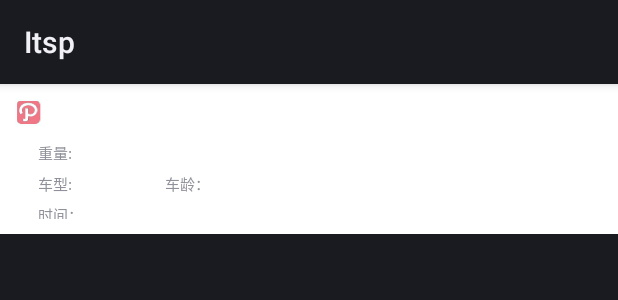
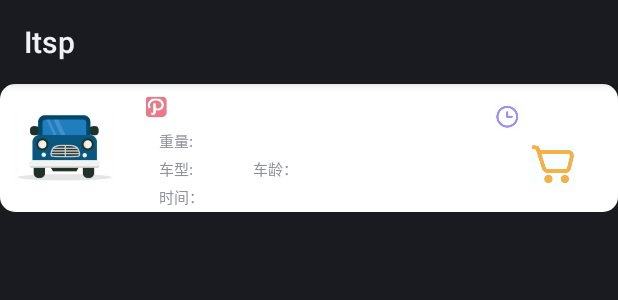
Before and after one commit to woqiangli/Itsp, an Android app: the layout order_item.xml on its own in the app's theme, with its tools: preview values and no code run, on a phone screen of 412 x 824 dp. Shown: the top 300 px of the screen. Run offline under Robolectric (Android 15) with nearby library versions, the phone set to English and light mode, and no system bars.

Commit message:
modify UI Layout and add vehicle type.

```diff
--- a/app/src/main/java/sf/com/itsp/MainActivity.java
+++ b/app/src/main/java/sf/com/itsp/MainActivity.java
@@ -8,10 +8,8 @@ import com.google.gson.reflect.TypeToken;
 
 import java.util.List;
 
-import sf.com.itsp.connectivity.ApiProxy;
+import sf.com.itsp.domain.Order;
 import sf.com.itsp.order.CarrierOrderAdapter;
-import sf.com.itsp.connectivity.HttpClient;
-import sf.com.itsp.domain.Order;
 import sf.com.itsp.utils.ConnectionProxy;
 import sf.com.itsp.utils.JsonConverter;
 
@@ -35,6 +33,9 @@ public class MainActivity extends Activity {
     private void initListView() {
         ListView listView = (ListView) findViewById(R.id.order_list);
         CarrierOrderAdapter adapter = new CarrierOrderAdapter(getApplicationContext());
+        Order order = new Order();
+        order.setVehicleType("货柜车");
+        orderList.add(order);
         adapter.setOrderList(orderList);
         listView.setAdapter(adapter);
     }
--- a/app/src/main/java/sf/com/itsp/domain/Order.java
+++ b/app/src/main/java/sf/com/itsp/domain/Order.java
@@ -4,8 +4,7 @@ public class Order {
 
     private String original;
     private String target;
-//    private String startTime;
-//    private String endTime;
+    private String vehicleType;
 
     public String getOriginal() {
         return original;
@@ -32,4 +31,8 @@ public class Order {
     }
 
     private double weight;
+
+    public void setVehicleType(String vehicleType) { this.vehicleType = vehicleType; }
+
+    public String getVehicleType() { return vehicleType; }
 }
--- a/app/src/main/java/sf/com/itsp/order/OrderItemView.java
+++ b/app/src/main/java/sf/com/itsp/order/OrderItemView.java
@@ -3,7 +3,6 @@ package sf.com.itsp.order;
 import android.content.Context;
 import android.util.AttributeSet;
 import android.view.LayoutInflater;
-import android.view.View;
 import android.widget.LinearLayout;
 import android.widget.TextView;
 
@@ -13,6 +12,7 @@ import sf.com.itsp.domain.Order;
 public class OrderItemView extends LinearLayout {
     private TextView weightValueTextView;
     private TextView lineTextView;
+    private TextView vehicleTypeTextView;
 
     public OrderItemView(Context context) {
         super(context);
@@ -35,10 +35,12 @@ public class OrderItemView extends LinearLayout {
 
         weightValueTextView = (TextView) findViewById(R.id.weight_value);
         lineTextView = (TextView) findViewById(R.id.line_view);
+        vehicleTypeTextView = (TextView) findViewById(R.id.vehicle_type_value);
     }
 
     public void setModel(Order order) {
         weightValueTextView.setText(String.valueOf(order.getWeight()));
         lineTextView.setText(String.format("%s -- %s", order.getOriginal(), order.getTarget()));
+        vehicleTypeTextView.setText(String.valueOf(order.getVehicleType()));
     }
 }
--- /dev/null
+++ b/app/src/main/res/drawable/round_corner_in.xml
@@ -0,0 +1,7 @@
+<?xml version="1.0" encoding="utf-8"?>
+<shape xmlns:android="http://schemas.android.com/apk/res/android" >
+
+    <solid android:color="#fff" />
+    <corners android:radius="10dp" />
+
+</shape>
--- /dev/null
+++ b/app/src/main/res/drawable/round_corner_out.xml
@@ -0,0 +1,7 @@
+<?xml version="1.0" encoding="utf-8"?>
+<shape xmlns:android="http://schemas.android.com/apk/res/android" >
+
+    <solid android:color="#f5f5f5" />
+    <corners android:radius="10dp" />
+
+</shape>
--- a/app/src/main/res/layout/activity_main.xml
+++ b/app/src/main/res/layout/activity_main.xml
@@ -1,11 +1,21 @@
 <?xml version="1.0" encoding="utf-8"?>
-<RelativeLayout xmlns:android="http://schemas.android.com/apk/res/android"
+<LinearLayout xmlns:android="http://schemas.android.com/apk/res/android"
     android:layout_width="match_parent"
-    android:layout_height="match_parent">
+    android:layout_height="match_parent"
+    android:paddingTop="90dp" >
 
-    <ListView
-        android:id="@+id/order_list"
+    <FrameLayout
         android:layout_width="match_parent"
-        android:layout_height="match_parent" />
+        android:layout_height="wrap_content"
+        android:background="@drawable/round_corner_out" >
 
-</RelativeLayout>
+        <ListView
+            android:id="@+id/order_list"
+            android:layout_width="match_parent"
+            android:layout_height="match_parent"
+            android:padding="8dp">
+        </ListView>
+
+    </FrameLayout>
+
+</LinearLayout>
--- a/app/src/main/res/layout/order_item.xml
+++ b/app/src/main/res/layout/order_item.xml
@@ -1,34 +1,60 @@
 <?xml version="1.0" encoding="utf-8"?>
-<RelativeLayout xmlns:android="http://schemas.android.com/apk/res/android"
+<LinearLayout xmlns:android="http://schemas.android.com/apk/res/android"
     android:layout_width="match_parent"
-    android:layout_height="100dp"
-    android:background="#fff"
-    android:orientation="horizontal"
-    android:padding="10dp">
+    android:layout_height="wrap_content"
+    android:background="@drawable/round_corner_in" >
+
+    <LinearLayout
+        android:layout_width="0dp"
+        android:layout_height="wrap_content"
+        android:layout_weight="1"
+        android:orientation="vertical"
+        android:layout_gravity="center_vertical"
+        android:layout_margin="10dp">
+        <ImageView
+            android:id="@+id/vehicle_icon"
+            android:layout_width="65dp"
+            android:layout_height="65dp"
+            android:src="@drawable/car" />
+    </LinearLayout>
+
+    <LinearLayout
+        android:layout_width="0dp"
+        android:layout_height="wrap_content"
+        android:layout_weight="3"
+        android:orientation="vertical"
+        android:layout_gravity="center_vertical">
+
+        <LinearLayout
+            android:layout_width="wrap_content"
+            android:layout_height="wrap_content"
+            android:layout_gravity="left"
+            android:layout_marginTop="5dp" >
 
             <ImageView
                 android:id="@+id/path_icon"
-        android:layout_width="18dp"
-        android:layout_height="18dp"
-        android:layout_alignParentLeft="true"
-        android:layout_alignParentTop="true"
+                android:layout_width="16dp"
+                android:layout_height="16dp"
                 android:src="@drawable/path" />
 
             <TextView
                 android:id="@+id/line_view"
                 android:layout_width="wrap_content"
                 android:layout_height="wrap_content"
-        android:layout_alignBottom="@id/path_icon"
-        android:layout_toRightOf="@id/path_icon"
-        android:paddingLeft="8dp" />
+                android:layout_marginLeft="10dp"
+                android:textSize="14sp"/>
+        </LinearLayout>
 
+        <LinearLayout
+            android:layout_width="wrap_content"
+            android:layout_height="wrap_content"
+            android:layout_gravity="left"
+            android:layout_marginTop="3dp">
             <TextView
                 android:id="@+id/weight_name"
                 android:layout_width="wrap_content"
                 android:layout_height="wrap_content"
-        android:layout_below="@id/path_icon"
-        android:paddingLeft="15dp"
-        android:paddingTop="10dp"
+                android:layout_marginLeft="10dp"
                 android:text="@string/weight"
                 android:textSize="10sp" />
 
@@ -36,18 +62,21 @@
                 android:id="@+id/weight_value"
                 android:layout_width="wrap_content"
                 android:layout_height="wrap_content"
-        android:layout_alignBottom="@id/weight_name"
-        android:layout_toRightOf="@id/weight_name"
-        android:paddingLeft="5px"
+                android:layout_marginLeft="10dp"
                 android:textSize="10sp" />
 
+        </LinearLayout>
+
+        <LinearLayout
+            android:layout_width="wrap_content"
+            android:layout_height="wrap_content"
+            android:layout_gravity="left"
+            android:layout_marginTop="3dp" >
             <TextView
                 android:id="@+id/vehicle_type_name"
                 android:layout_width="wrap_content"
                 android:layout_height="wrap_content"
-        android:layout_below="@id/weight_name"
-        android:paddingLeft="15dp"
-        android:paddingTop="5dp"
+                android:layout_marginLeft="10dp"
                 android:text="@string/vehicle_type"
                 android:textSize="10sp" />
 
@@ -55,18 +84,15 @@
                 android:id="@+id/vehicle_type_value"
                 android:layout_width="wrap_content"
                 android:layout_height="wrap_content"
-        android:layout_alignBottom="@id/vehicle_type_name"
-        android:layout_toRightOf="@id/vehicle_type_name"
+                android:layout_marginLeft="10dp"
                 android:maxWidth="80dp"
-        android:paddingLeft="5px"
                 android:textSize="10sp" />
 
             <TextView
                 android:id="@+id/vehicle_age_name"
                 android:layout_width="wrap_content"
                 android:layout_height="wrap_content"
-        android:layout_alignBottom="@id/vehicle_type_name"
-        android:paddingLeft="100dp"
+                android:layout_marginLeft="30dp"
                 android:text="@string/vehicle_age"
                 android:textSize="10sp" />
 
@@ -74,18 +100,19 @@
                 android:id="@+id/vehicle_age_value"
                 android:layout_width="wrap_content"
                 android:layout_height="wrap_content"
-        android:layout_alignBottom="@id/vehicle_type_name"
-        android:layout_toRightOf="@id/vehicle_age_name"
-        android:paddingLeft="5px"
+                android:layout_marginLeft="10dp"
                 android:textSize="10sp" />
+        </LinearLayout>
 
+        <LinearLayout
+            android:layout_width="wrap_content"
+            android:layout_height="wrap_content"
+            android:layout_marginTop="3dp" >
             <TextView
                 android:id="@+id/action_time_name"
                 android:layout_width="wrap_content"
                 android:layout_height="wrap_content"
-        android:layout_below="@id/vehicle_type_name"
-        android:paddingLeft="15dp"
-        android:paddingTop="5dp"
+                android:layout_marginLeft="10dp"
                 android:text="@string/time"
                 android:textSize="10sp" />
 
@@ -93,9 +120,45 @@
                 android:id="@+id/action_time_value"
                 android:layout_width="wrap_content"
                 android:layout_height="wrap_content"
-        android:layout_alignBaseline="@id/action_time_name"
-        android:layout_toRightOf="@id/action_time_name"
-        android:paddingLeft="5dp"
+                android:layout_marginLeft="10dp"
                 android:textSize="10sp" />
+        </LinearLayout>
 
-</RelativeLayout>
+    </LinearLayout>
+
+    <LinearLayout
+        android:layout_width="0dp"
+        android:layout_height="wrap_content"
+        android:layout_weight="1"
+        android:orientation="vertical"
+        android:layout_gravity="center_vertical"
+        android:layout_margin="5dp">
+        <LinearLayout
+            android:layout_width="wrap_content"
+            android:layout_height="wrap_content"
+            android:layout_gravity="left"
+            android:layout_marginTop="3dp" >
+            <ImageView
+                android:id="@+id/publish_time_icon"
+                android:layout_width="16dp"
+                android:layout_height="16dp"
+                android:src="@drawable/publish_time"/>
+
+            <TextView
+                android:id="@+id/publish_time"
+                android:layout_width="wrap_content"
+                android:layout_height="wrap_content"
+                android:layout_marginLeft="10dp"
+                android:textSize="14sp"/>
+        </LinearLayout>
+
+        <ImageView
+            android:id="@+id/enter_icon"
+            android:layout_width="30dp"
+            android:layout_height="30dp"
+            android:layout_margin="5dp"
+            android:layout_gravity="center"
+            android:src="@drawable/enter"/>
+    </LinearLayout>
+
+</LinearLayout>
```
Also changed, not shown: gradle/wrapper/gradle-wrapper.properties (added), 1 other file. Lines whose indentation alone changed are shown as unchanged.
